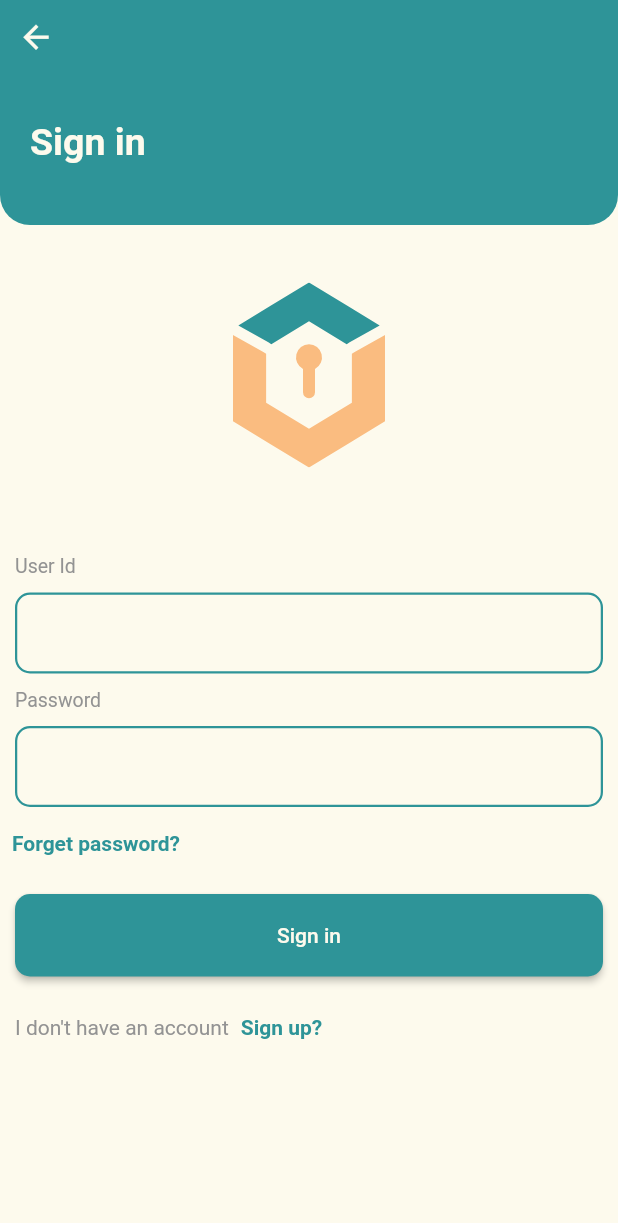
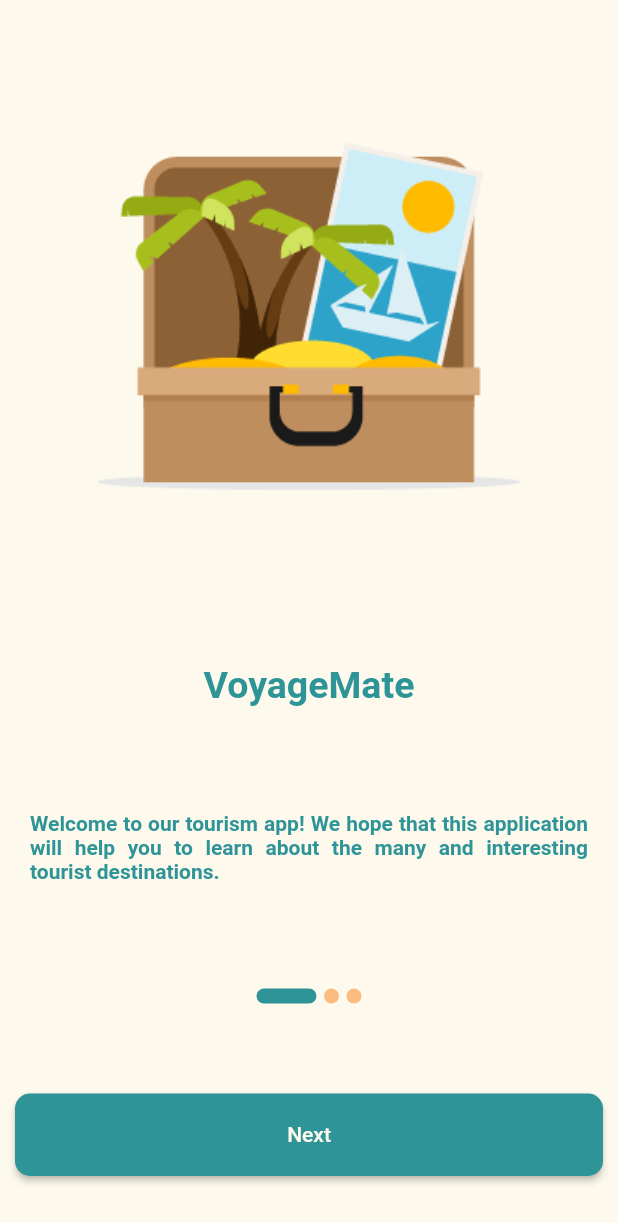
Before and after one commit to EssaShehab99/touristApp, a Flutter app: the screen it shows after launch, on a phone screen of 412 x 824 dp. Shown: the top 1223 px of the screen. Run offline on Flutter 3.47's test engine with Material 2 defaults, Android fonts, the phone set to English and light mode, and no system bars; our stand-ins replace carousel_slider, cloud_firestore, easy_localization, firebase_core, flutter_svg, get_it and 1 more; missing offline and left inert: twilio_phone_verify; accounts and stored records are empty; Roboto replaces fonts that are missing (app_font_reg); project files that could hold a hidden picture were left out.

Commit message:
onboarding_screen

```diff
--- a/lib/main.dart
+++ b/lib/main.dart
@@ -1,5 +1,6 @@
 import 'package:tourist_app/views/auth/sign_in_screen.dart';
 import 'package:tourist_app/views/home/home_page.dart';
+import 'package:tourist_app/views/onboarding/onboarding_screen.dart';
 
 import '/data/providers/auth_provider.dart';
 import 'package:easy_localization/easy_localization.dart';
@@ -46,7 +47,8 @@ class MyApp extends StatelessWidget {
         debugShowCheckedModeBanner: false,
         theme: ThemeApp.light,
         // home: const TestScreen(),
-        home:  const SignInScreen(),
+        home:  const OnboardingScreen(),
+        // home:  const SignInScreen(),
         // home: const MainScreen(),
         // home: const VerifyOTP(),
       ),
--- a/lib/views/home/home_page.dart
+++ b/lib/views/home/home_page.dart
@@ -24,7 +24,7 @@ class _HomeScreenState extends State<HomeScreen> {
       body: Column(
         children: [
           SharedComponents.appBar(
-            title: "Tour Guide",
+            title: "VoyageMate",
             withBackBtn: false,
           ),
           const SizedBox(height: SharedValues.padding * 3),
@@ -51,7 +51,7 @@ class _HomeScreenState extends State<HomeScreen> {
                             MaterialPageRoute(
                                 builder: (context) => AreasScreen()));
                       },
-                      text: "Tourist Areas",
+                      text: "VoyageMate",
                       image: AssetsVariable.areas),
                 ),
               ],
--- /dev/null
+++ b/lib/views/onboarding/onboarding_screen.dart
@@ -0,0 +1,112 @@
+import 'package:easy_localization/easy_localization.dart';
+import 'package:flutter/material.dart';
+import 'package:flutter_svg/flutter_svg.dart';
+import 'package:tourist_app/views/auth/sign_in_screen.dart';
+import 'package:tourist_app/views/shared/assets_variables.dart';
+import 'package:tourist_app/views/shared/button_widget.dart';
+import 'package:tourist_app/views/shared/shared_components.dart';
+import 'package:tourist_app/views/shared/shared_values.dart';
+
+class OnboardingScreen extends StatefulWidget {
+  const OnboardingScreen({super.key});
+
+  @override
+  State<OnboardingScreen> createState() => _OnboardingScreenState();
+}
+
+class _OnboardingScreenState extends State<OnboardingScreen> {
+  late List<Widget> widgets;
+  late PageController _pageController;
+  @override
+  void initState() {
+    _pageController = PageController();
+    super.initState();
+  }
+
+  @override
+  void didChangeDependencies() {
+    widgets = [
+      _page(
+          AssetsVariable.onboarding_1,
+          0,
+          "Welcome to our tourism app! We hope that this application will help you to learn about the many and interesting tourist destinations.",
+          "Next",
+          () => _pageController.nextPage(
+              duration: const Duration(microseconds: 250),
+              curve: Curves.easeIn)),
+      _page(
+          AssetsVariable.onboarding_2,
+          1,
+          "We care about making your experience fun and easy. Enjoy discovery and exploration of the world through this app!",
+          "Next",
+          () => _pageController.nextPage(
+              duration: const Duration(microseconds: 250),
+              curve: Curves.easeIn)),
+      _page(
+          AssetsVariable.onboarding_3,
+          2,
+          "We strive to provide the best services and information to facilitate your journey",
+          "Start", () {
+        Navigator.pushAndRemoveUntil(
+            context,
+            MaterialPageRoute(
+              builder: (context) => const SignInScreen(),
+            ),
+            (_) => false);
+      }),
+    ];
+    super.didChangeDependencies();
+  }
+
+  @override
+  Widget build(BuildContext context) {
+    return SafeArea(
+      child: Scaffold(
+          body: PageView(
+        controller: _pageController,
+        physics: NeverScrollableScrollPhysics(),
+        children: widgets.toList(),
+      )),
+    );
+  }
+
+  Widget _page(String imageUrl, int index, String desc, String buttonText,
+      GestureTapCallback? onPressed) {
+    return Padding(
+      padding: const EdgeInsets.all(SharedValues.padding),
+      child: Column(children: <Widget>[
+        Expanded(child: Image.asset(imageUrl)),
+        Expanded(
+            child: Column(
+          mainAxisAlignment: MainAxisAlignment.spaceAround,
+          children: <Widget>[
+            Flexible(
+                child: Text('VoyageMate',
+                    style: Theme.of(context)
+                        .textTheme
+                        .headline1
+                        ?.copyWith(color: Theme.of(context).primaryColor))),
+            Flexible(
+                child: Padding(
+              padding: const EdgeInsets.all(SharedValues.padding),
+              child: Text(desc,
+                  style: Theme.of(context).textTheme.headline5,
+                  textAlign: TextAlign.justify),
+            )),
+            Flexible(
+              child: SharedComponents.indicator(3, index),
+            ),
+            Flexible(
+                child: ButtonWidget(
+              withBorder: false,
+              minWidth: double.infinity,
+              onPressed: onPressed,
+              child:
+                  Text(buttonText, style: Theme.of(context).textTheme.button),
+            ))
+          ],
+        )),
+      ]),
+    );
+  }
+}
--- a/lib/views/shared/assets_variables.dart
+++ b/lib/views/shared/assets_variables.dart
@@ -5,6 +5,9 @@ class AssetsVariable {
 
   //images
   static const String testImage="assets/images/test-image.jpg";
+  static const String onboarding_1="assets/images/onboarding_1.png";
+  static const String onboarding_2="assets/images/onboarding_2.png";
+  static const String onboarding_3="assets/images/onboarding_3.png";
 
   //icons:
   static const String user="assets/icons/user-icon.svg";
--- a/lib/views/shared/shared_components.dart
+++ b/lib/views/shared/shared_components.dart
@@ -113,53 +113,6 @@ class SharedComponents {
       ),
     );
   }
-  // static Future<dynamic> showBottomSheet(BuildContext context,
-  //     {double? height, Widget? child}) {
-  //   final mediaQuery = MediaQuery.of(context);
-  //   return showModalBottomSheet(
-  //     enableDrag: true,
-  //     isScrollControlled: true,
-  //     backgroundColor: Colors.transparent,
-  //     elevation: 0,
-  //     shape: const RoundedRectangleBorder(
-  //         borderRadius: BorderRadius.vertical(
-  //             top: Radius.circular(SharedValues.borderRadius * 2))),
-  //     context: context,
-  //     builder: (context) => BackdropFilter(
-  //       filter: ImageFilter.blur(sigmaX: 3, sigmaY: 3),
-  //       child: Container(
-  //         padding:
-  //         EdgeInsets.only(bottom: MediaQuery.of(context).viewInsets.bottom),
-  //         height: (mediaQuery.orientation == Orientation.portrait)
-  //             ? height ?? (mediaQuery.size.height * 0.75)
-  //             : mediaQuery.size.height,
-  //         decoration: BoxDecoration(
-  //           color: Theme.of(context).scaffoldBackgroundColor,
-  //           borderRadius: const BorderRadius.vertical(
-  //               top: Radius.circular(SharedValues.borderRadius)),
-  //         ),
-  //         child: Column(
-  //           children: [
-  //             Padding(
-  //               padding: const EdgeInsets.symmetric(
-  //                   vertical: SharedValues.padding * 2),
-  //               child: Container(
-  //                 width: 50,
-  //                 height: 5,
-  //                 decoration: BoxDecoration(
-  //                     color: Theme.of(context).dividerColor,
-  //                     borderRadius:
-  //                     BorderRadius.circular(SharedValues.borderRadius)),
-  //               ),
-  //             ),
-  //             Expanded(child: child ?? const SizedBox.shrink())
-  //           ],
-  //         ),
-  //       ),
-  //     ),
-  //   );
-  // }
-
 
   static showSnackBar(context, String text, {Color? backgroundColor}) {
     return WidgetsBinding.instance.addPostFrameCallback((_) {
@@ -181,4 +134,40 @@ class SharedComponents {
       ));
     });
   }
+  static Widget indicator(int length,int selected) {
+    return Builder(
+        builder: (context) {
+          return Row(
+            mainAxisAlignment: MainAxisAlignment.center,
+            children: List.generate(length, (index) {
+              if (index == selected) {
+                return Container(
+                  width: 40,
+                  height: 10,
+                  margin: const EdgeInsets.symmetric(horizontal: 2.5),
+                  decoration: BoxDecoration(
+                      borderRadius: BorderRadius.circular(50),
+                      color: Theme
+                          .of(context)
+                          .primaryColor),
+                );
+              }
+
+           else {
+                return Container(
+                margin: const EdgeInsets.symmetric(horizontal: 2.5),
+                child: CircleAvatar(
+                  radius: 5,
+                  backgroundColor: Theme
+                      .of(context)
+                      .colorScheme
+                      .primary,
+                ),
+              );
+              }
+            }).toList(),
+          );
+        }
+    );
+  }
 }
```
Also changed, not shown: assets/images/onboarding_1.png (added), assets/images/onboarding_2.png (added), assets/images/onboarding_3.png (added).
